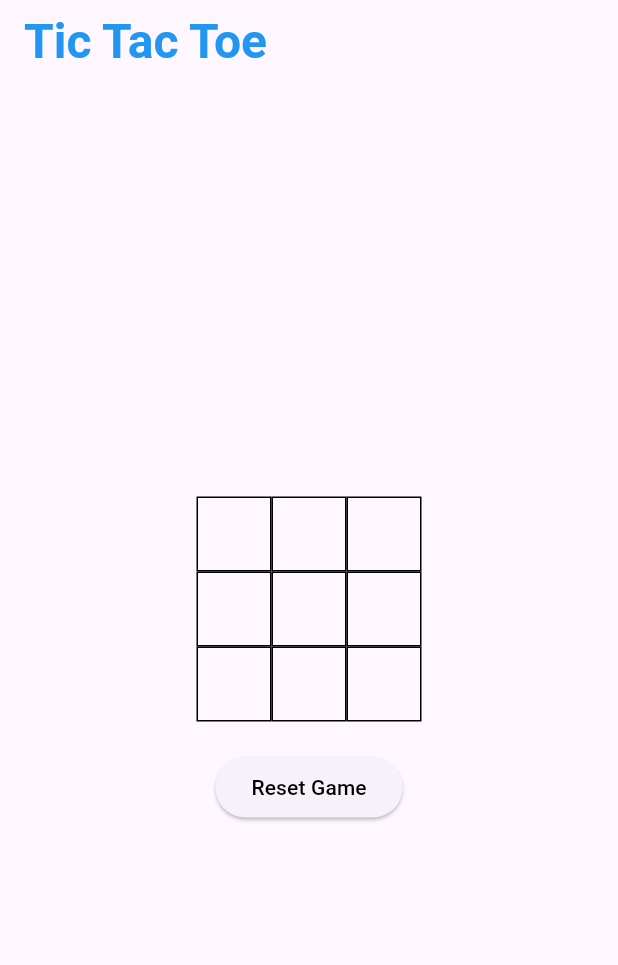
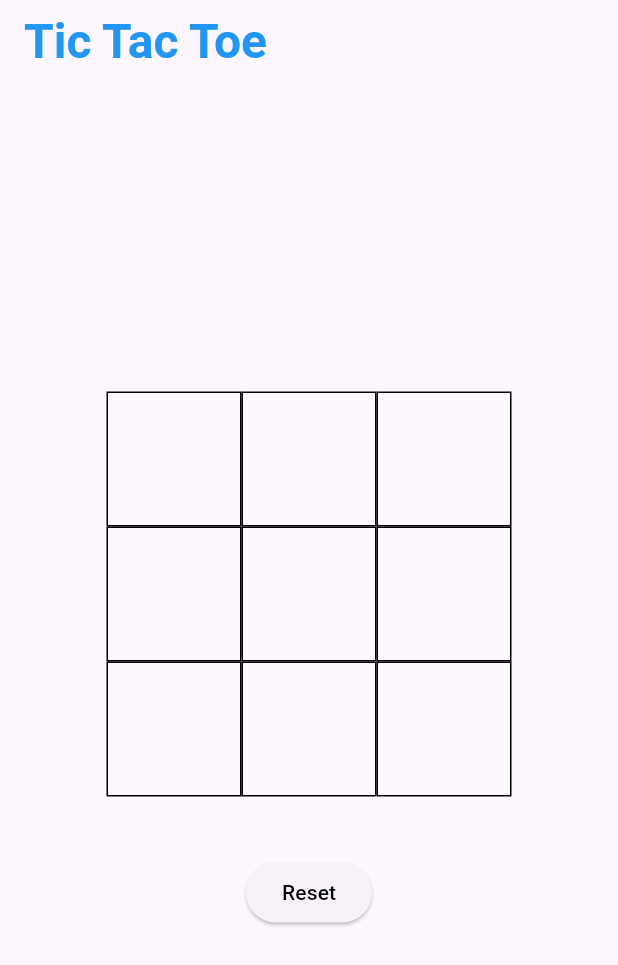
Before and after one commit to JashanKishore/tic-tac-toe, a Flutter app: the screen it shows after launch, on a phone screen of 412 x 824 dp. Shown: the top 965 px of the screen. Run offline on Flutter 3.47's test engine with Material 3 defaults, Android fonts, the phone set to English and light mode, and no system bars.

Commit message:
Resized board and avatars.

```diff
--- a/lib/main.dart
+++ b/lib/main.dart
@@ -53,25 +53,28 @@ class _TicTacToeState extends State<TicTacToe> {
                         _onTileTapped(i, j);
                       },
                       child: Container(
-                        width: 50,
-                        height: 50,
+                        width: 90,
+                        height: 90,
                         decoration: BoxDecoration(
                           border: Border.all(),
                         ),
                         child: Center(
                           child: Text(
                             _board[i][j],
-                            style: TextStyle(fontSize: 20),
+                            style: TextStyle(
+                              fontSize: 26,
+                              fontWeight: FontWeight.bold
+                              ),
                           ),
                         ),
                       ),
                     ),
                 ],
               ),
-            SizedBox(height: 20),
+            SizedBox(height: 40),
             ElevatedButton(
               onPressed: _resetGame,
-              child: Text('Reset Game',
+              child: Text('Reset',
               style: TextStyle(
                 color: Colors.black),
                 ),
```
